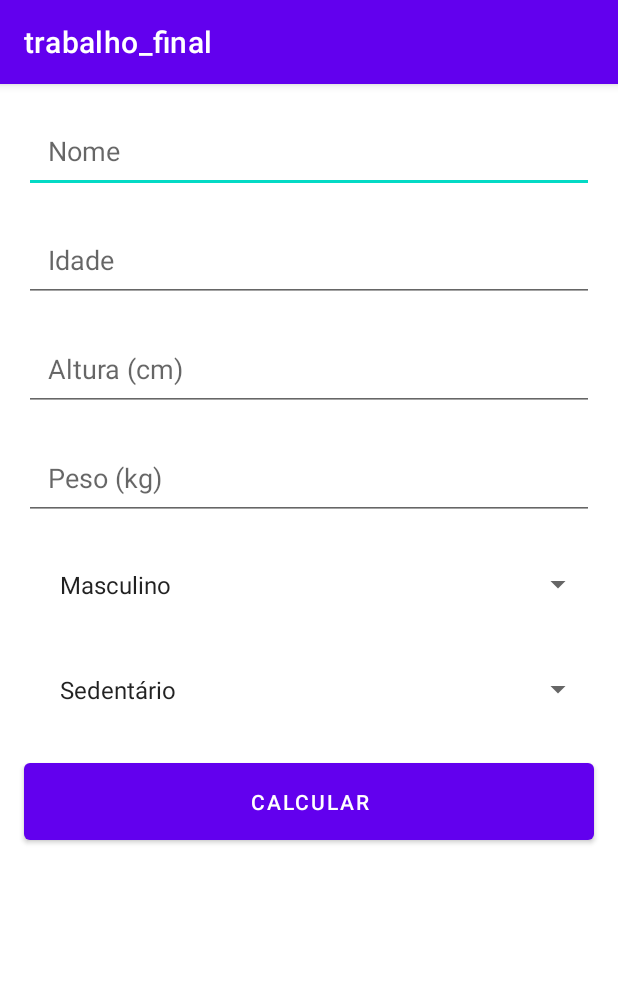
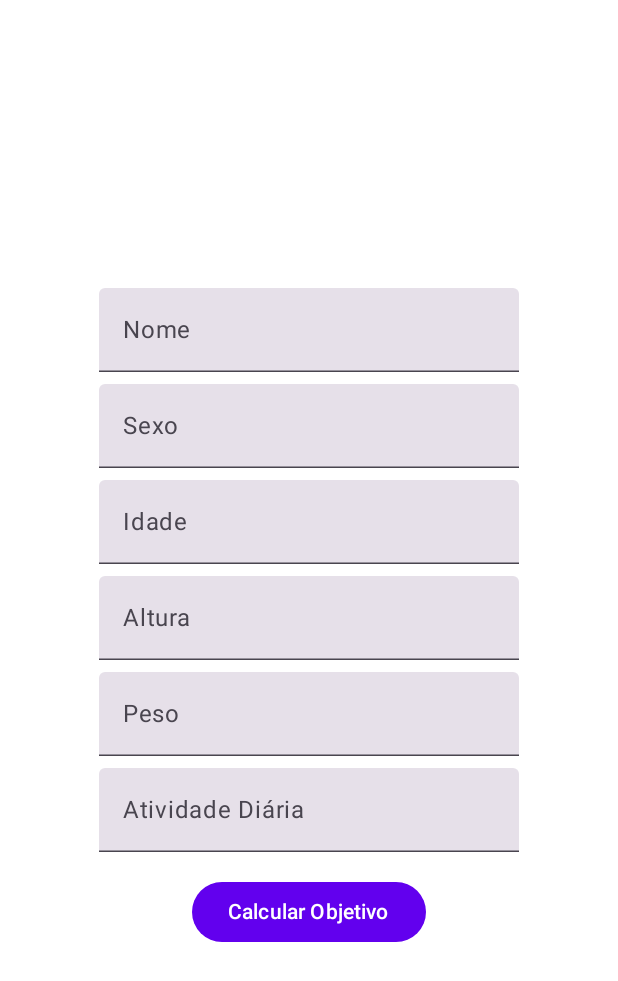
Before and after one commit to Rodrigo261/trabalho_final, an Android app built with Jetpack Compose: the ObjetivoActivity screen opened directly, with no data from a screen before it, on a phone screen of 412 x 824 dp. Shown: the top 981 px of the screen. Run offline under Robolectric (Android 15) with nearby library versions, the phone set to English and light mode, and no system bars.

Commit message:
eliminaçao do xml  activity_objetivo.xml

```diff
--- a/app/src/main/java/com/example/trabalho_final/ObjetivoActivity.kt
+++ b/app/src/main/java/com/example/trabalho_final/ObjetivoActivity.kt
@@ -1,75 +1,64 @@
 package com.example.trabalho_final
 
 import android.os.Bundle
-import android.view.View
-import android.widget.*
-import androidx.appcompat.app.AppCompatActivity
+import androidx.activity.ComponentActivity
+import androidx.activity.compose.setContent
+import androidx.compose.foundation.layout.*
+import androidx.compose.material3.*
+import androidx.compose.runtime.*
+import androidx.compose.runtime.saveable.rememberSaveable
+import androidx.compose.ui.Alignment
+import androidx.compose.ui.Modifier
+import androidx.compose.ui.unit.dp
+import com.example.trabalho_final.ui.theme.TrabalhoFinalTheme
 
-class ObjetivoActivity : AppCompatActivity() {
-
+class ObjetivoActivity : ComponentActivity() {
     override fun onCreate(savedInstanceState: Bundle?) {
         super.onCreate(savedInstanceState)
-        setContentView(R.layout.activity_objetivo)
-
-        val etNome = findViewById<EditText>(R.id.et_nome)
-        val etIdade = findViewById<EditText>(R.id.et_idade)
-        val etAltura = findViewById<EditText>(R.id.et_altura)
-        val etPeso = findViewById<EditText>(R.id.et_peso)
-        val spSexo = findViewById<Spinner>(R.id.sp_sexo)
-        val spAtividade = findViewById<Spinner>(R.id.sp_atividade)
-        val btnCalcular = findViewById<Button>(R.id.btn_calcular)
-        val tvResultado = findViewById<TextView>(R.id.tv_resultado)
-
-        // Configure spinners
-        ArrayAdapter.createFromResource(
-            this,
-            R.array.sexos,
-            android.R.layout.simple_spinner_item
-        ).also { adapter ->
-            adapter.setDropDownViewResource(android.R.layout.simple_spinner_dropdown_item)
-            spSexo.adapter = adapter
+        setContent {
+            TrabalhoFinalTheme {
+                Surface(
+                    modifier = Modifier
+                        .fillMaxSize()
+                        .padding(16.dp),
+                ) {
+                    ObjetivoScreen()
                 }
-
-        ArrayAdapter.createFromResource(
-            this,
-            R.array.niveis_atividade,
-            android.R.layout.simple_spinner_item
-        ).also { adapter ->
-            adapter.setDropDownViewResource(android.R.layout.simple_spinner_dropdown_item)
-            spAtividade.adapter = adapter
             }
-
-        btnCalcular.setOnClickListener {
-            val nome = etNome.text.toString()
-            val idade = etIdade.text.toString().toIntOrNull() ?: 0
-            val altura = etAltura.text.toString().toDoubleOrNull() ?: 0.0
-            val peso = etPeso.text.toString().toDoubleOrNull() ?: 0.0
-            val sexo = spSexo.selectedItem.toString()
-            val atividade = spAtividade.selectedItem.toString()
-
-            val bmr = calculateBMR(sexo, idade, altura, peso)
-            val caloriasDiarias = calculateDailyCalorieNeeds(bmr, atividade)
-
-            tvResultado.text = "Olá, $nome. Sua necessidade calórica diária é de aproximadamente ${caloriasDiarias.toInt()} calorias."
+        }
     }
 }
 
-    private fun calculateBMR(sexo: String, idade: Int, altura: Double, peso: Double): Double {
-        return if (sexo == "Masculino") {
-            10 * peso + 6.25 * altura - 5 * idade + 5
-        } else {
-            10 * peso + 6.25 * altura - 5 * idade - 161
-        }
-    }
+@Composable
+fun ObjetivoScreen() {
+    var nome by rememberSaveable { mutableStateOf("") }
+    var sexo by rememberSaveable { mutableStateOf("") }
+    var idade by rememberSaveable { mutableStateOf("") }
+    var altura by rememberSaveable { mutableStateOf("") }
+    var peso by rememberSaveable { mutableStateOf("") }
+    var atividade by rememberSaveable { mutableStateOf("") }
 
-    private fun calculateDailyCalorieNeeds(bmr: Double, atividade: String): Double {
-        return when (atividade) {
-            "Sedentário" -> bmr * 1.2
-            "Levemente ativo" -> bmr * 1.375
-            "Moderadamente ativo" -> bmr * 1.55
-            "Muito ativo" -> bmr * 1.725
-            "Super ativo" -> bmr * 1.9
-            else -> bmr
+    Column(
+        modifier = Modifier.fillMaxSize(),
+        horizontalAlignment = Alignment.CenterHorizontally,
+        verticalArrangement = Arrangement.Center
+    ) {
+        TextField(value = nome, onValueChange = { nome = it }, label = { Text("Nome") })
+        Spacer(modifier = Modifier.height(8.dp))
+        TextField(value = sexo, onValueChange = { sexo = it }, label = { Text("Sexo") })
+        Spacer(modifier = Modifier.height(8.dp))
+        TextField(value = idade, onValueChange = { idade = it }, label = { Text("Idade") })
+        Spacer(modifier = Modifier.height(8.dp))
+        TextField(value = altura, onValueChange = { altura = it }, label = { Text("Altura") })
+        Spacer(modifier = Modifier.height(8.dp))
+        TextField(value = peso, onValueChange = { peso = it }, label = { Text("Peso") })
+        Spacer(modifier = Modifier.height(8.dp))
+        TextField(value = atividade, onValueChange = { atividade = it }, label = { Text("Atividade Diária") })
+        Spacer(modifier = Modifier.height(16.dp))
+        Button(onClick = {
+            // Calcular objetivo e exibir
+        }) {
+            Text(text = "Calcular Objetivo")
         }
     }
 }
--- a/app/src/main/res/layout/activity_objetivo.xml
+++ /dev/null
@@ -1,103 +0,0 @@
-<?xml version="1.0" encoding="utf-8"?>
-<androidx.constraintlayout.widget.ConstraintLayout xmlns:android="http://schemas.android.com/apk/res/android"
-    xmlns:app="http://schemas.android.com/apk/res-auto"
-    xmlns:tools="http://schemas.android.com/tools"
-    android:layout_width="match_parent"
-    android:layout_height="match_parent"
-    tools:context=".ObjetivoActivity">
-
-    <EditText
-        android:id="@+id/et_nome"
-        android:layout_width="0dp"
-        android:layout_height="wrap_content"
-        android:hint="Nome"
-        android:padding="16dp"
-        android:minHeight="48dp"
-        android:layout_margin="16dp"
-        app:layout_constraintTop_toTopOf="parent"
-        app:layout_constraintStart_toStartOf="parent"
-        app:layout_constraintEnd_toEndOf="parent" />
-
-    <EditText
-        android:id="@+id/et_idade"
-        android:layout_width="0dp"
-        android:layout_height="wrap_content"
-        android:hint="Idade"
-        android:inputType="number"
-        android:padding="16dp"
-        android:minHeight="48dp"
-        android:layout_margin="16dp"
-        app:layout_constraintTop_toBottomOf="@id/et_nome"
-        app:layout_constraintStart_toStartOf="parent"
-        app:layout_constraintEnd_toEndOf="parent" />
-
-    <EditText
-        android:id="@+id/et_altura"
-        android:layout_width="0dp"
-        android:layout_height="wrap_content"
-        android:hint="Altura (cm)"
-        android:inputType="numberDecimal"
-        android:padding="16dp"
-        android:minHeight="48dp"
-        android:layout_margin="16dp"
-        app:layout_constraintTop_toBottomOf="@id/et_idade"
-        app:layout_constraintStart_toStartOf="parent"
-        app:layout_constraintEnd_toEndOf="parent" />
-
-    <EditText
-        android:id="@+id/et_peso"
-        android:layout_width="0dp"
-        android:layout_height="wrap_content"
-        android:hint="Peso (kg)"
-        android:inputType="numberDecimal"
-        android:padding="16dp"
-        android:minHeight="48dp"
-        android:layout_margin="16dp"
-        app:layout_constraintTop_toBottomOf="@id/et_altura"
-        app:layout_constraintStart_toStartOf="parent"
-        app:layout_constraintEnd_toEndOf="parent" />
-
-    <Spinner
-        android:id="@+id/sp_sexo"
-        android:layout_width="0dp"
-        android:layout_height="wrap_content"
-        android:padding="16dp"
-        android:minHeight="48dp"
-        android:layout_margin="16dp"
-        app:layout_constraintTop_toBottomOf="@id/et_peso"
-        app:layout_constraintStart_toStartOf="parent"
-        app:layout_constraintEnd_toEndOf="parent" />
-
-    <Spinner
-        android:id="@+id/sp_atividade"
-        android:layout_width="0dp"
-        android:layout_height="wrap_content"
-        android:padding="16dp"
-        android:minHeight="48dp"
-        android:layout_margin="16dp"
-        app:layout_constraintTop_toBottomOf="@id/sp_sexo"
-        app:layout_constraintStart_toStartOf="parent"
-        app:layout_constraintEnd_toEndOf="parent" />
-
-    <Button
-        android:id="@+id/btn_calcular"
-        android:layout_width="0dp"
-        android:layout_height="wrap_content"
-        android:text="Calcular"
-        android:padding="16dp"
-        android:minHeight="48dp"
-        android:layout_margin="16dp"
-        app:layout_constraintTop_toBottomOf="@id/sp_atividade"
-        app:layout_constraintStart_toStartOf="parent"
-        app:layout_constraintEnd_toEndOf="parent" />
-
-    <TextView
-        android:id="@+id/tv_resultado"
-        android:layout_width="0dp"
-        android:layout_height="wrap_content"
-        android:layout_margin="16dp"
-        app:layout_constraintTop_toBottomOf="@id/btn_calcular"
-        app:layout_constraintStart_toStartOf="parent"
-        app:layout_constraintEnd_toEndOf="parent" />
-
-</androidx.constraintlayout.widget.ConstraintLayout>
```
Lines whose indentation alone changed are shown as unchanged.
